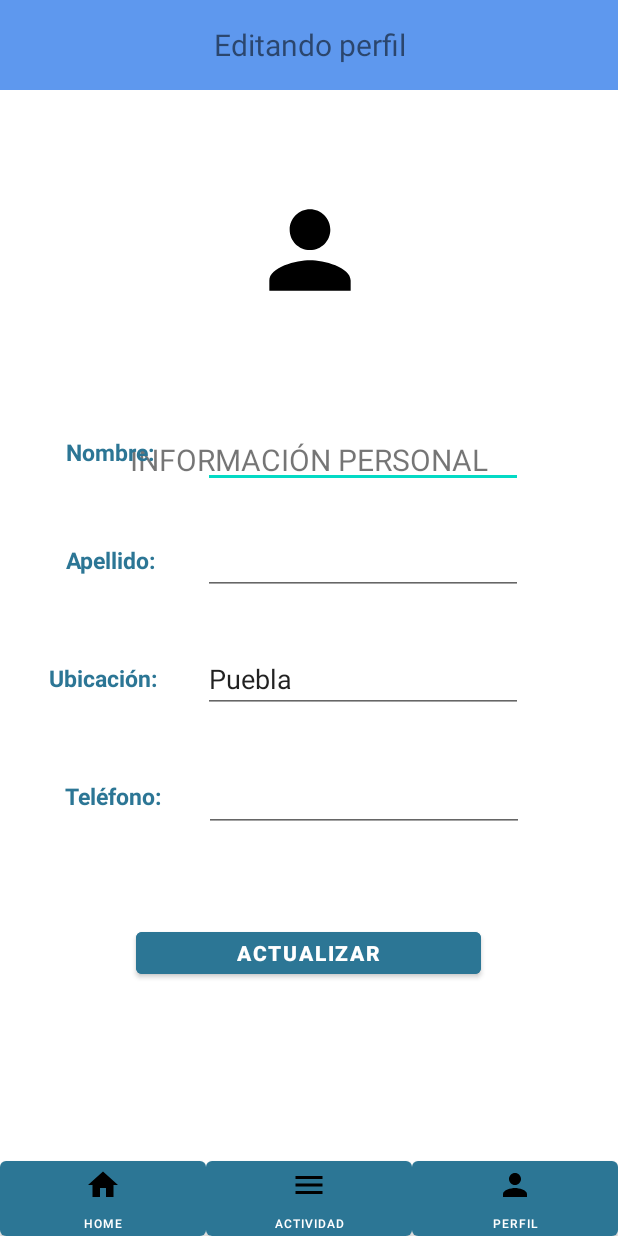
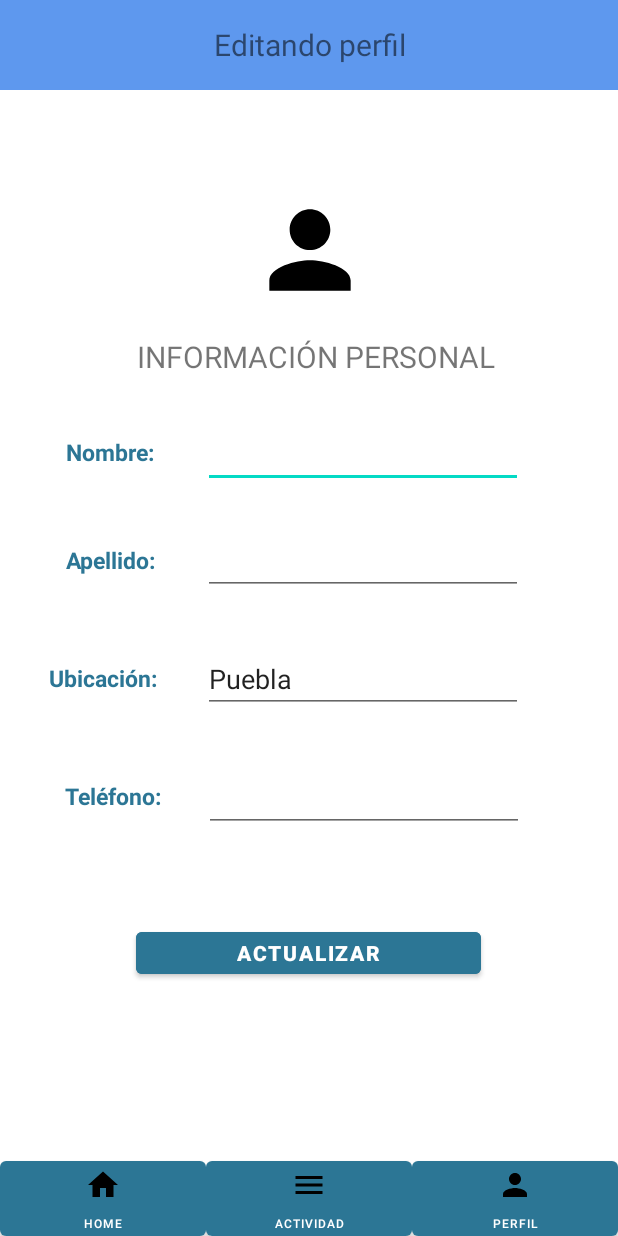
Before and after one commit to Salchiis/Carpooling, an Android app: the EditInformation screen opened directly, with no data from a screen before it, on a phone screen of 412 x 824 dp. Run offline under Robolectric (Android 15) with nearby library versions, the phone set to English and light mode, and no system bars; our stand-ins replace Firebase (no records; nobody signed in at launch, a user with empty details on screens opened directly).

Commit message:
No se que agregue xd

```diff
--- a/app/src/main/java/com/example/carpooling/ProfileScreen.java
+++ b/app/src/main/java/com/example/carpooling/ProfileScreen.java
@@ -80,6 +80,7 @@ public class ProfileScreen extends AppCompatActivity {
             public void onClick(View view) {
                 Intent myIntent = new Intent(ProfileScreen.this, Questions1.class);
                 startActivity(myIntent);
+
             }
         });
 
--- a/app/src/main/res/layout/activity_edit_information.xml
+++ b/app/src/main/res/layout/activity_edit_information.xml
@@ -56,15 +56,15 @@
         android:id="@+id/textView37"
         android:layout_width="wrap_content"
         android:layout_height="wrap_content"
-        android:layout_marginBottom="504dp"
         android:text="Información personal"
         android:textAllCaps="true"
         android:textSize="20dp"
         app:layout_constraintBottom_toBottomOf="parent"
         app:layout_constraintEnd_toEndOf="parent"
+        app:layout_constraintHorizontal_bias="0.529"
         app:layout_constraintStart_toStartOf="parent"
-        app:layout_constraintTop_toBottomOf="@+id/imageView2"
-        app:layout_constraintVertical_bias="0.16" />
+        app:layout_constraintTop_toTopOf="parent"
+        app:layout_constraintVertical_bias="0.281" />
 
     <Button
         android:id="@+id/editActividadButton"
--- a/app/src/main/res/layout/activity_profile_screen.xml
+++ b/app/src/main/res/layout/activity_profile_screen.xml
@@ -233,15 +233,14 @@
         android:id="@+id/textView52"
         android:layout_width="wrap_content"
         android:layout_height="wrap_content"
-        android:layout_marginBottom="504dp"
         android:text="Información personal"
         android:textAllCaps="true"
         android:textSize="20dp"
         app:layout_constraintBottom_toBottomOf="parent"
         app:layout_constraintEnd_toEndOf="parent"
         app:layout_constraintStart_toStartOf="parent"
-        app:layout_constraintTop_toBottomOf="@+id/imageView2"
-        app:layout_constraintVertical_bias="0.16" />
+        app:layout_constraintTop_toTopOf="parent"
+        app:layout_constraintVertical_bias="0.284" />
 
     <TextView
         android:id="@+id/textView53"
```
Also changed, not shown: app/src/main/java/com/example/carpooling/EditInformation.java (+1 -11 lines), app/src/main/java/com/example/carpooling/Questions1.java (+1 -11 lines), app/src/main/java/com/example/carpooling/User.java (+11 -1 lines).
